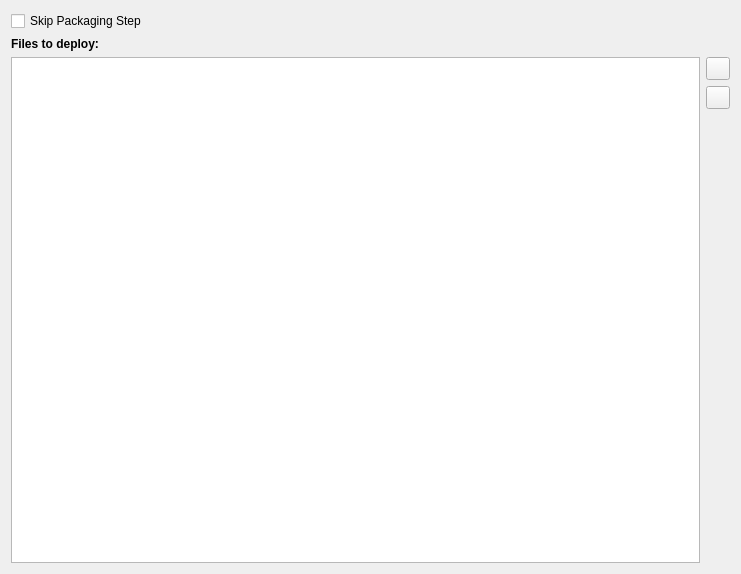
qt-creator/qt-creator, file src/plugins/qt4projectmanager/qt-maemo/maemopackagecreationwidget.ui: the form before one commit.
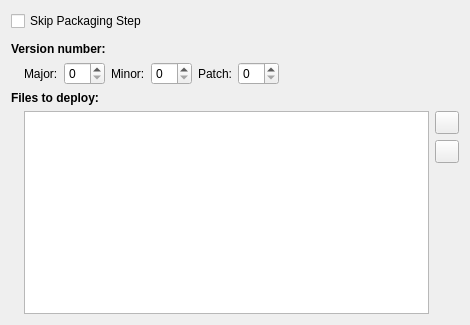
The form after the commit. Icons and pictures are not drawn.

Commit message:
Allow the user to set the version number used for the build deb package.
Cherry-picked from 2.0 branch.

Task-number: QTCREATORBUG-1670

```diff
--- a/src/plugins/qt4projectmanager/qt-maemo/maemopackagecreationwidget.ui
+++ b/src/plugins/qt4projectmanager/qt-maemo/maemopackagecreationwidget.ui
@@ -6,8 +6,8 @@
    <rect>
     <x>0</x>
     <y>0</y>
-    <width>741</width>
-    <height>574</height>
+    <width>470</width>
+    <height>325</height>
    </rect>
   </property>
   <property name="sizePolicy">
@@ -16,10 +16,7 @@
     <verstretch>1</verstretch>
    </sizepolicy>
   </property>
-  <layout class="QVBoxLayout" name="verticalLayout_2">
-   <property name="spacing">
-    <number>6</number>
-   </property>
+  <layout class="QVBoxLayout" name="verticalLayout_3">
    <item>
     <widget class="QCheckBox" name="skipCheckBox">
      <property name="toolTip">
@@ -30,6 +27,156 @@
      </property>
     </widget>
    </item>
+   <item>
+    <spacer name="verticalSpacer_2">
+     <property name="orientation">
+      <enum>Qt::Vertical</enum>
+     </property>
+     <property name="sizeType">
+      <enum>QSizePolicy::Fixed</enum>
+     </property>
+     <property name="sizeHint" stdset="0">
+      <size>
+       <width>20</width>
+       <height>5</height>
+      </size>
+     </property>
+    </spacer>
+   </item>
+   <item>
+    <layout class="QVBoxLayout" name="verticalLayout_2">
+     <item>
+      <widget class="QLabel" name="label">
+       <property name="sizePolicy">
+        <sizepolicy hsizetype="Preferred" vsizetype="Maximum">
+         <horstretch>0</horstretch>
+         <verstretch>0</verstretch>
+        </sizepolicy>
+       </property>
+       <property name="font">
+        <font>
+         <weight>75</weight>
+         <bold>true</bold>
+        </font>
+       </property>
+       <property name="text">
+        <string>Version number:</string>
+       </property>
+      </widget>
+     </item>
+     <item>
+      <layout class="QHBoxLayout" name="horizontalLayout_2">
+       <item>
+        <spacer name="horizontalSpacer">
+         <property name="orientation">
+          <enum>Qt::Horizontal</enum>
+         </property>
+         <property name="sizeType">
+          <enum>QSizePolicy::Fixed</enum>
+         </property>
+         <property name="sizeHint" stdset="0">
+          <size>
+           <width>13</width>
+           <height>13</height>
+          </size>
+         </property>
+        </spacer>
+       </item>
+       <item>
+        <widget class="QLabel" name="label_2">
+         <property name="sizePolicy">
+          <sizepolicy hsizetype="Maximum" vsizetype="Preferred">
+           <horstretch>0</horstretch>
+           <verstretch>0</verstretch>
+          </sizepolicy>
+         </property>
+         <property name="text">
+          <string>Major:</string>
+         </property>
+        </widget>
+       </item>
+       <item>
+        <widget class="QSpinBox" name="major">
+         <property name="sizePolicy">
+          <sizepolicy hsizetype="Maximum" vsizetype="Fixed">
+           <horstretch>0</horstretch>
+           <verstretch>0</verstretch>
+          </sizepolicy>
+         </property>
+         <property name="maximum">
+          <number>99</number>
+         </property>
+        </widget>
+       </item>
+       <item>
+        <widget class="QLabel" name="label_3">
+         <property name="sizePolicy">
+          <sizepolicy hsizetype="Maximum" vsizetype="Preferred">
+           <horstretch>0</horstretch>
+           <verstretch>0</verstretch>
+          </sizepolicy>
+         </property>
+         <property name="text">
+          <string>Minor:</string>
+         </property>
+        </widget>
+       </item>
+       <item>
+        <widget class="QSpinBox" name="minor">
+         <property name="sizePolicy">
+          <sizepolicy hsizetype="Maximum" vsizetype="Fixed">
+           <horstretch>0</horstretch>
+           <verstretch>0</verstretch>
+          </sizepolicy>
+         </property>
+         <property name="maximum">
+          <number>99</number>
+         </property>
+        </widget>
+       </item>
+       <item>
+        <widget class="QLabel" name="label_4">
+         <property name="sizePolicy">
+          <sizepolicy hsizetype="Maximum" vsizetype="Preferred">
+           <horstretch>0</horstretch>
+           <verstretch>0</verstretch>
+          </sizepolicy>
+         </property>
+         <property name="text">
+          <string>Patch:</string>
+         </property>
+        </widget>
+       </item>
+       <item>
+        <widget class="QSpinBox" name="patch">
+         <property name="sizePolicy">
+          <sizepolicy hsizetype="Maximum" vsizetype="Fixed">
+           <horstretch>0</horstretch>
+           <verstretch>0</verstretch>
+          </sizepolicy>
+         </property>
+         <property name="maximum">
+          <number>99</number>
+         </property>
+        </widget>
+       </item>
+       <item>
+        <spacer name="horizontalSpacer_2">
+         <property name="orientation">
+          <enum>Qt::Horizontal</enum>
+         </property>
+         <property name="sizeHint" stdset="0">
+          <size>
+           <width>40</width>
+           <height>20</height>
+          </size>
+         </property>
+        </spacer>
+       </item>
+      </layout>
+     </item>
+    </layout>
+   </item>
    <item>
     <widget class="QLabel" name="contentsLabel">
      <property name="font">
@@ -45,6 +192,22 @@
    </item>
    <item>
     <layout class="QHBoxLayout" name="horizontalLayout">
+     <item>
+      <spacer name="horizontalSpacer_3">
+       <property name="orientation">
+        <enum>Qt::Horizontal</enum>
+       </property>
+       <property name="sizeType">
+        <enum>QSizePolicy::Fixed</enum>
+       </property>
+       <property name="sizeHint" stdset="0">
+        <size>
+         <width>13</width>
+         <height>13</height>
+        </size>
+       </property>
+      </spacer>
+     </item>
      <item>
       <widget class="QTableView" name="packageContentsView">
        <property name="sizePolicy">
```
Left out of the diff: 57 changed lines with no effect on the pictures. The commit also changes 4 other files.
